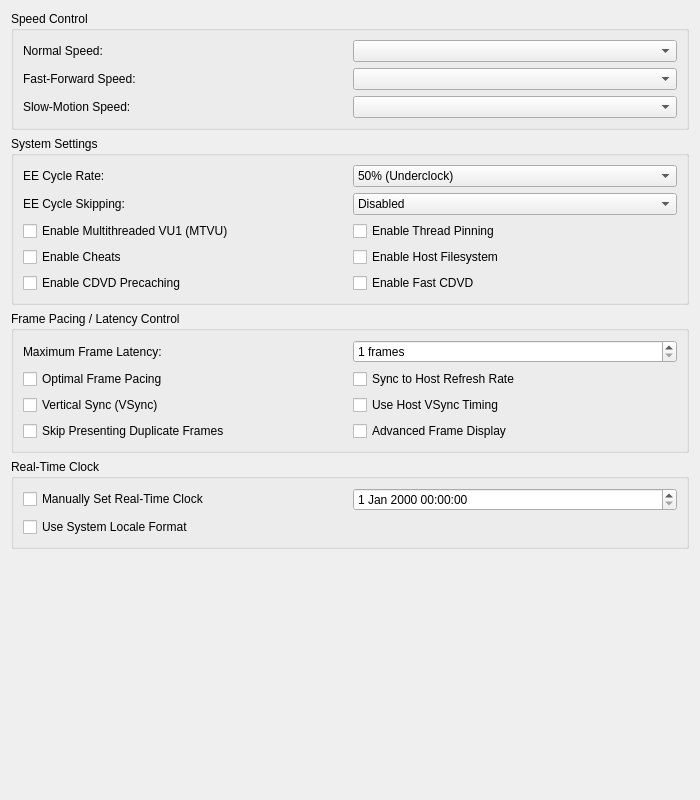
Before: the Qt Designer form pcsx2-qt/Settings/EmulationSettingsWidget.ui in ARMSX2/ARMSX2, drawn with Qt 5.
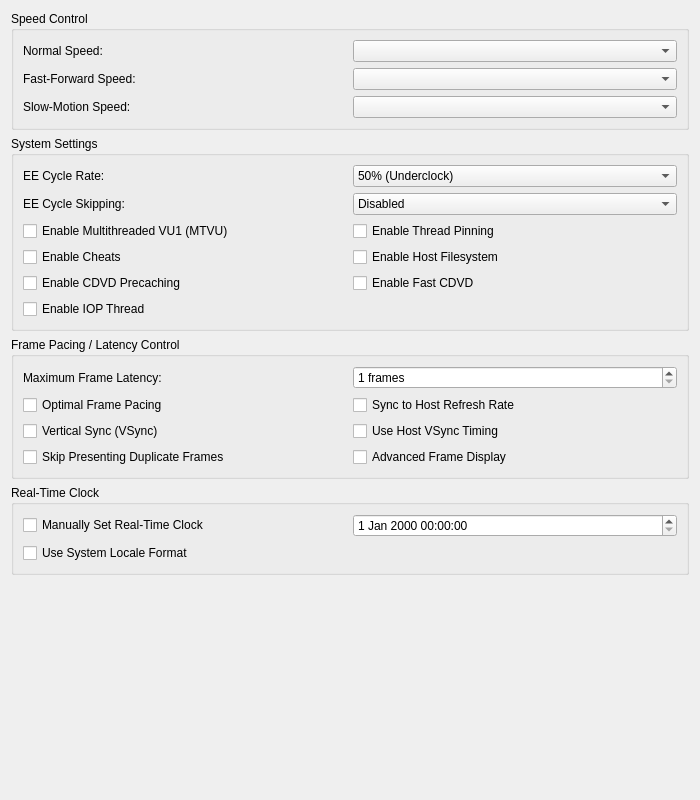
After: the same form once the commit is applied.

Commit message: IOP thread: Qt and Big Picture settings for the IOP thread and its lag bound

What changed in the file:
```diff
--- a/pcsx2-qt/Settings/EmulationSettingsWidget.ui
+++ b/pcsx2-qt/Settings/EmulationSettingsWidget.ui
@@ -172,6 +172,13 @@
           </property>
          </widget>
         </item>
+        <item row="3" column="0">
+         <widget class="QCheckBox" name="iopThread">
+          <property name="text">
+           <string>Enable IOP Thread</string>
+          </property>
+         </widget>
+        </item>
        </layout>
       </item>
       <item row="0" column="0">
```
Left out of the diff: 1 changed line with no effect on the pictures. The commit also changes 4 other files.
